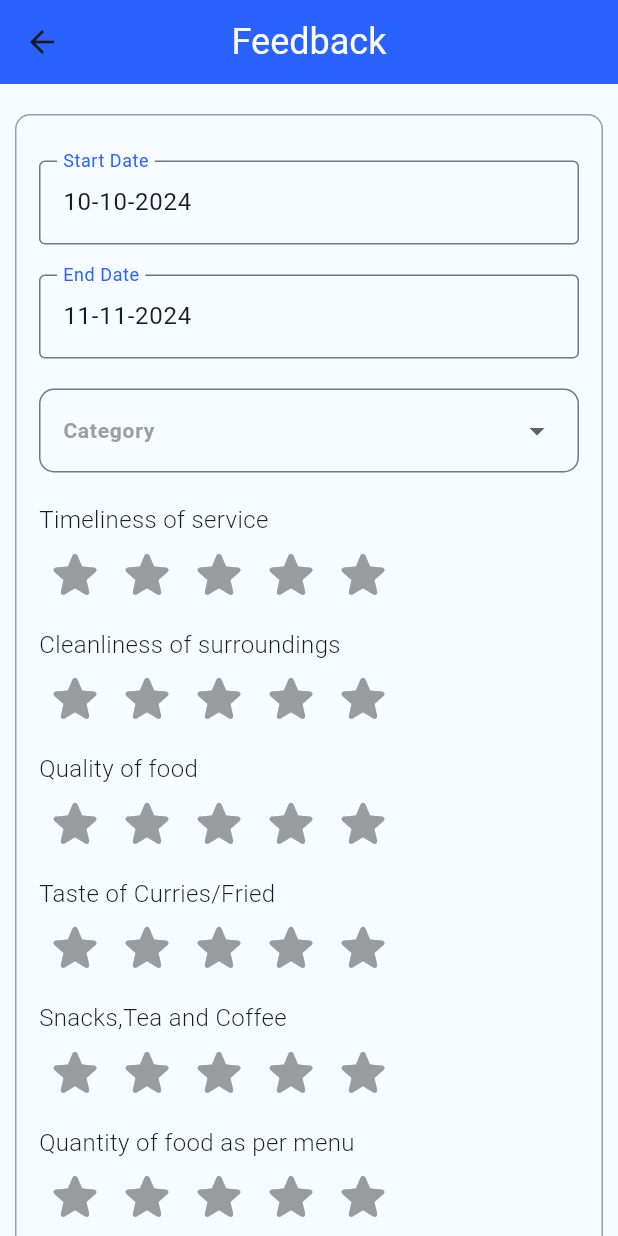
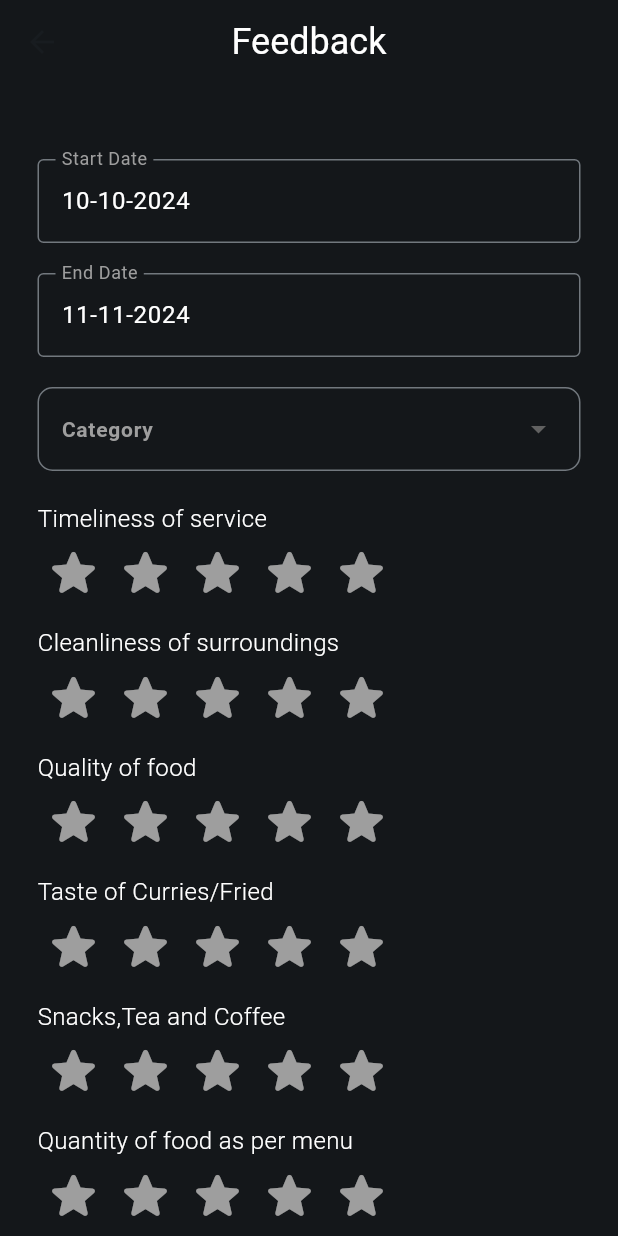
Before and after one commit to Azad99-9/mess_management, a Flutter app: the MainScreen screen opened by its route, item 2 of the bottom bar chosen, after a tap on the "menu" icon, after a tap on "Feedback", on a phone screen of 412 x 824 dp. Run offline on Flutter 3.47's test engine with Material 3 defaults, Android fonts, the phone set to English and light mode, and no system bars; drawn by our look-alikes of flutter_rating_bar; our stand-ins replace awesome_notifications, cloud_firestore, curved_navigation_bar, dropdown_button2, firebase_analytics, firebase_auth and 10 more; accounts and stored records are empty; network calls fail.

Commit message:
changed ui

```diff
--- a/lib/main.dart
+++ b/lib/main.dart
@@ -23,7 +23,7 @@
 import 'package:mess_management/locator.dart';
 import 'package:mess_management/views/feedback_page.dart';
 import 'package:firebase_analytics/observer.dart';
-
+import 'package:curved_navigation_bar/curved_navigation_bar.dart';
 import 'package:path_provider/path_provider.dart';
 
 Future<void> firebaseBackgroundHandler(RemoteMessage message) async {
@@ -202,14 +202,14 @@
                     Icon(
                       Icons.feedback_outlined,
                       size: 35,
-                      color: Colors.blue,
+                      color: ThemeService.secondaryBackgroundColor,
                     ),
                     SizedBox(
                       width: 8,
                     ),
                     Text(
                       'Feedback',
-                      style: TextStyle(fontWeight: FontWeight.bold),
+                      style: TextStyle(fontWeight: FontWeight.bold,color: ThemeService.secondaryColor),
                     ),
                   ],
                 ),
@@ -230,14 +230,14 @@
                     Icon(
                       Icons.report_gmailerrorred,
                       size: 35,
-                      color: Colors.blue,
+                      color: ThemeService.secondaryBackgroundColor,
                     ),
                     SizedBox(
                       width: 8,
                     ),
                     Text(
                       'Complaints',
-                      style: TextStyle(fontWeight: FontWeight.bold),
+                      style: TextStyle(fontWeight: FontWeight.bold,color: ThemeService.secondaryColor),
                     ),
                   ],
                 ),
@@ -272,30 +272,44 @@
           ProfilePage(),
         ],
       ),
-      bottomNavigationBar: Container(
-        color: Colors.white,
-        child: BottomNavigationBar(
-          backgroundColor: Colors.white,
-          selectedItemColor: ThemeService.primaryColor,
-          unselectedItemColor: ThemeService.secondaryBackgroundColor,
-          currentIndex: _currentPage,
-          onTap: _onBottomNavTapped,
-          items: const [
-            BottomNavigationBarItem(
-              icon: Icon(Icons.menu_book),
-              label: 'Menu',
-            ),
-            BottomNavigationBarItem(
-              icon: Icon(Icons.auto_graph),
-              label: 'Trending',
-            ),
-            BottomNavigationBarItem(
-              icon: Icon(Icons.person),
-              label: 'Profile',
-            ),
+      bottomNavigationBar: CurvedNavigationBar(
+        buttonBackgroundColor:ThemeService.primaryColor,
+          color: ThemeService.primaryColor,
+          backgroundColor: ThemeService.secondaryColor,
+          height: SizeConfig.screenHeight*0.07,
+          animationDuration: Duration(milliseconds: 100),
+          items: <Widget>[
+            Icon(Icons.menu_book,color: ThemeService.secondaryColor,),
+            Icon(Icons.auto_graph,color: ThemeService.secondaryColor,),
+            Icon(Icons.person,color: ThemeService.secondaryColor,),
           ],
-        ),
+        onTap: _onBottomNavTapped,
       ),
+      // bottomNavigationBar: Container(
+      //   color: Colors.white,
+      //   child:
+      //   BottomNavigationBar(
+      //     backgroundColor: Colors.white,
+      //     selectedItemColor: ThemeService.primaryColor,
+      //     unselectedItemColor: ThemeService.secondaryBackgroundColor,
+      //     currentIndex: _currentPage,
+      //     onTap: _onBottomNavTapped,
+      //     items: const [
+      //       BottomNavigationBarItem(
+      //         icon: Icon(Icons.menu_book),
+      //         label: 'Menu',
+      //       ),
+      //       BottomNavigationBarItem(
+      //         icon: Icon(Icons.auto_graph),
+      //         label: 'Trending',
+      //       ),
+      //       BottomNavigationBarItem(
+      //         icon: Icon(Icons.person),
+      //         label: 'Profile',
+      //       ),
+      //     ],
+      //   ),
+      // ),
     );
   }
 }
--- a/lib/services/theme_service.dart
+++ b/lib/services/theme_service.dart
@@ -1,8 +1,8 @@
 import 'package:flutter/material.dart';
 
 class ThemeService {
-  static const Color primaryColor = Color(0xff2962FF);
-  static const Color primaryAccent = Color(0xfff5fbff);
+  static const Color primaryColor = Color(0xff14171A);
+  static const Color primaryAccent = Color(0xff14171A);
   static const Color secondaryColor = Colors.white;
   static const Color secondaryBackgroundColor = Colors.grey;
   static const Color primaryTextColor=Colors.black;
--- a/lib/views/common_issues.dart
+++ b/lib/views/common_issues.dart
@@ -107,7 +107,7 @@ class CommonIssues extends StackedView<CommonIssuesViewModel> {
           size: 40,
           color: Colors.white,
         ),
-        backgroundColor: ThemeService.primaryColor,
+        backgroundColor: Color(0xff1D9BF0),
         splashColor: ThemeService.primaryAccent,
         shape: CircleBorder(),
       ),
@@ -186,7 +186,7 @@ class IssueTileShimmer extends StatelessWidget {
             crossAxisAlignment: CrossAxisAlignment.start,
             children: [
               Shimmer.fromColors(
-                baseColor: Colors.grey[300]!,
+                baseColor:  Colors.black26,
                 highlightColor: Colors.grey[100]!,
                 child: Container(
                   width: 150,
@@ -199,7 +199,7 @@ class IssueTileShimmer extends StatelessWidget {
               ),
               const SizedBox(height: 6),
               Shimmer.fromColors(
-                baseColor: Colors.grey[300]!,
+                baseColor:Colors.black26,
                 highlightColor: Colors.grey[100]!,
                 child: Container(
                   width: 250,
@@ -222,14 +222,14 @@ class IssueTileShimmer extends StatelessWidget {
                   Column(
                     children: <Widget>[
                       Shimmer.fromColors(
-                        baseColor: Colors.grey[300]!,
+                        baseColor: Colors.black26,
                         highlightColor: Colors.grey[100]!,
                         child: Icon(Icons.thumb_up_alt_outlined,
                             size: 25, color: Colors.grey),
                       ),
                       const SizedBox(height: 4),
                       Shimmer.fromColors(
-                        baseColor: Colors.grey[300]!,
+                        baseColor: Colors.black26,
                         highlightColor: Colors.grey[100]!,
                         child: Container(
                           width: 30,
@@ -246,14 +246,14 @@ class IssueTileShimmer extends StatelessWidget {
                   Column(
                     children: <Widget>[
                       Shimmer.fromColors(
-                        baseColor: Colors.grey[300]!,
+                        baseColor: Colors.black26,
                         highlightColor: Colors.grey[100]!,
                         child: Icon(Icons.thumb_down_alt_outlined,
                             size: 25, color: Colors.grey),
                       ),
                       const SizedBox(height: 4),
                       Shimmer.fromColors(
-                        baseColor: Colors.grey[300]!,
+                        baseColor: Colors.black26,
                         highlightColor: Colors.grey[100]!,
                         child: Container(
                           width: 30,
@@ -291,7 +291,10 @@ class _IssueTileState extends State<IssueTile> {
   @override
   Widget build(BuildContext context) {
     return Container(
-      padding: EdgeInsets.symmetric(horizontal: 5, vertical: 9),
+      padding: EdgeInsets.symmetric(horizontal: 6, vertical: 9),
+      decoration: BoxDecoration(
+        border: Border.all(width: 0.5,color: ThemeService.secondaryBackgroundColor)
+      ),
       child: Row(
         crossAxisAlignment: CrossAxisAlignment.center,
         mainAxisAlignment: MainAxisAlignment.spaceEvenly,
@@ -302,8 +305,8 @@ class _IssueTileState extends State<IssueTile> {
               Text(
                 'Raised by ${widget.issueItem.name}',
                 style: TextStyle(
-                    color: Colors.black.withOpacity(0.6),
-                    fontSize: 16,
+                    color: ThemeService.secondaryBackgroundColor,
+                    fontSize: 12,
                     fontWeight: FontWeight.bold),
               ),
               SizedBox(
@@ -316,8 +319,8 @@ class _IssueTileState extends State<IssueTile> {
                   // softWrap: true,
                   overflow: TextOverflow.ellipsis,
                   style: TextStyle(
-                      color: Colors.black,
-                      fontSize: 20,
+                      color: ThemeService.secondaryColor,
+                      fontSize: 18,
                       fontWeight: FontWeight.bold),
                 ),
               ),
@@ -348,7 +351,7 @@ class _IssueTileState extends State<IssueTile> {
                                   .contains(widget.issueItem.uid)
                               ? Icons.thumb_up_alt
                               : Icons.thumb_up_alt_outlined,
-                          color: ThemeService.primaryColor,
+                          color: ThemeService.secondaryColor,
                           size: 25,
                         ),
                       ),
@@ -356,7 +359,7 @@ class _IssueTileState extends State<IssueTile> {
                         // '${widget.issueItem.upvotes}K',
                         formatNumber(widget.issueItem.upvotes),
                         style: TextStyle(
-                            color: Colors.black.withOpacity(0.6),
+                            color: ThemeService.secondaryBackgroundColor,
                             fontSize: 12,
                             fontWeight: FontWeight.bold),
                       ),
@@ -387,26 +390,13 @@ class _IssueTileState extends State<IssueTile> {
                       Text(
                         formatNumber(widget.issueItem.downvotes),
                         style: TextStyle(
-                          color: Colors.black.withOpacity(0.6),
+                          color: ThemeService.secondaryBackgroundColor,
                           fontSize: 12,
                           fontWeight: FontWeight.bold,
                         ),
                       ),
                     ],
-                  )
-                  // Icon(
-                  //   Icons.thumb_up_off_alt,
-                  //   color: ThemeService.primaryColor,
-                  //   size: 25,
-                  // ),
-                  // SizedBox(
-                  //   width: 10,
-                  // ),
-                  // Icon(
-                  //   Icons.thumb_down_off_alt_rounded,
-                  //   color: Colors.red,
-                  //   size: 25,
-                  // )
+                  ),
                 ],
               )
             ],
--- a/lib/views/feedback_page.dart
+++ b/lib/views/feedback_page.dart
@@ -42,13 +42,6 @@ class _FeedbackPageState extends State<FeedbackPage> {
         child: Container(
           margin: EdgeInsets.symmetric(horizontal: 10, vertical: 20),
           padding: EdgeInsets.symmetric(horizontal: 15, vertical: 10),
-          decoration: BoxDecoration(
-            border: Border.all(
-              color: ThemeService.secondaryBackgroundColor,
-              width: 1,
-            ),
-            borderRadius: BorderRadius.circular(10),
-          ),
           child: Form(
             key: _viewModel.formKey,
             child: Column(
@@ -59,20 +52,21 @@ class _FeedbackPageState extends State<FeedbackPage> {
                 TextFormField(
                   controller: _viewModel.startDateController,
                   readOnly: true,
+                  style: TextStyle(color: ThemeService.secondaryColor),
                   decoration: const InputDecoration(
                     labelText: "Start Date",
-                    labelStyle: TextStyle(color: ThemeService.primaryColor),
+                    labelStyle: TextStyle(color: ThemeService.secondaryBackgroundColor),
                     border: OutlineInputBorder(
                       borderSide: BorderSide(
                         color: ThemeService
-                            .primaryColor, // Border color when not focused
+                            .secondaryBackgroundColor, // Border color when not focused
                         width: 1.5, // Border width
                       ),
                     ),
                     focusedBorder: OutlineInputBorder(
                       borderSide: BorderSide(
                         color: ThemeService
-                            .primaryColor, // Border color when focused
+                            .secondaryBackgroundColor, // Border color when focused
                         width: 2.0, // Border width
                       ),
                     ),
@@ -82,20 +76,21 @@ class _FeedbackPageState extends State<FeedbackPage> {
                 TextFormField(
                   controller: _viewModel.endDateController,
                   readOnly: true,
+                  style: TextStyle(color: ThemeService.secondaryColor),
                   decoration: const InputDecoration(
                     labelText: "End Date",
-                    labelStyle: TextStyle(color: ThemeService.primaryColor),
+                    labelStyle: TextStyle(color: ThemeService.secondaryBackgroundColor),
                     border: OutlineInputBorder(
                       borderSide: BorderSide(
                         color: ThemeService
-                            .primaryColor, // Border color when not focused
+                            .secondaryBackgroundColor, // Border color when not focused
                         width: 1.5, // Border width
                       ),
                     ),
                     focusedBorder: OutlineInputBorder(
                       borderSide: BorderSide(
                         color: ThemeService
-                            .primaryColor, // Border color when focused
+                            .secondaryBackgroundColor, // Border color when focused
                         width: 2.0, // Border width
                       ),
                     ),
@@ -120,14 +115,12 @@ class _FeedbackPageState extends State<FeedbackPage> {
                           children: [
                             Text(
                               category,
+                              style: TextStyle(
+                                color: ThemeService.primaryColor, // Set value text color
+                              ),
                             ),
                           ],
                         ),
-                        //   decoration: BoxDecoration(
-                        //       color: category == _viewModel.selectedCategory
-                        //           ? ThemeService.primaryColor
-                        //               .withOpacity(0.05)
-                        //           : Colors.white),
                       ),
                     ),
                   ))
@@ -137,17 +130,17 @@ class _FeedbackPageState extends State<FeedbackPage> {
                       borderRadius: BorderRadius.circular(10),
                       borderSide: BorderSide(
                         width: 2,
-                        color: ThemeService.primaryColor,
+                        color: ThemeService.secondaryBackgroundColor,
                       ),
                     ),
                     floatingLabelStyle: TextStyle(
-                        color: ThemeService.primaryColor,
+                        color: ThemeService.secondaryBackgroundColor,
                         fontWeight: FontWeight.bold),
                     labelText: 'Category',
                     labelStyle: TextStyle(
                       fontSize: 14,
                       fontWeight: FontWeight.bold,
-                      color: Colors.grey,
+                      color: ThemeService.secondaryBackgroundColor,
                     ),
                     border: OutlineInputBorder(
                       borderRadius: BorderRadius.circular(10),
--- a/lib/views/menu.dart
+++ b/lib/views/menu.dart
@@ -29,7 +29,11 @@ class MessMenuPage extends StackedView<MenuViewModel> {
     }
 
     if (menuData == null) {
-      return Center(child: Text("No menu data available. Please try again."));
+      return Center(
+          child: Text(
+        "No menu data available. Please try again.",
+        style: TextStyle(color: ThemeService.secondaryColor),
+      ));
     }
 
     final currentTime = DateTime.now();
@@ -95,12 +99,11 @@ class MessMenuPage extends StackedView<MenuViewModel> {
                       children: meals.entries.map((meal) {
                         final mealType = meal.key;
                         final items = meal.value;
-                        final isHighlighted = mealType.toLowerCase() == currentMealType.toLowerCase() &&
+                        final isHighlighted = mealType.toLowerCase() ==
+                                currentMealType.toLowerCase() &&
                             DateTime.now().weekday == DateTime.now().weekday;
 
-
                         return AnimatedContainer(
-
                           duration: const Duration(milliseconds: 500),
                           margin: const EdgeInsets.symmetric(vertical: 8),
                           decoration: BoxDecoration(
@@ -108,6 +111,7 @@ class MessMenuPage extends StackedView<MenuViewModel> {
                                   ? Colors.white
                                   : ThemeService.primaryAccent,
                               borderRadius: BorderRadius.circular(12),
+                              border: Border.all(width: 1,color: ThemeService.secondaryBackgroundColor),
                               boxShadow: [
                                 if (isHighlighted)
                                   BoxShadow(
@@ -122,7 +126,8 @@ class MessMenuPage extends StackedView<MenuViewModel> {
                           child: ExpansionTile(
                             initiallyExpanded: isHighlighted,
                             shape: Border.all(
-                              color: Colors.transparent, // Ensure no border is visible
+                              color: Colors
+                                  .transparent, // Ensure no border is visible
                               width: 0, // No border width
                             ),
                             leading: Icon(
@@ -138,7 +143,7 @@ class MessMenuPage extends StackedView<MenuViewModel> {
                                 fontWeight: FontWeight.bold,
                                 color: isHighlighted
                                     ? ThemeService.primaryColor
-                                    : Colors.black,
+                                    :ThemeService.secondaryColor,
                               ),
                             ),
                             children: items.map<Widget>((item) {
@@ -186,7 +191,7 @@ class MessMenuPage extends StackedView<MenuViewModel> {
                                               fontWeight: FontWeight.bold,
                                               color: isHighlighted
                                                   ? Colors.black
-                                                  : Colors.grey.shade800,
+                                                  : ThemeService.secondaryColor,
                                             ),
                                           ),
                                           // Quantity, Grams, Calories
@@ -194,7 +199,9 @@ class MessMenuPage extends StackedView<MenuViewModel> {
                                             "${item.quantityServed}, ${item.grams}g, ${item.calories} cal",
                                             style: TextStyle(
                                               fontSize: 14,
-                                              fontWeight: isHighlighted ? FontWeight.w500 : FontWeight.w400,
+                                              fontWeight: isHighlighted
+                                                  ? FontWeight.w500
+                                                  : FontWeight.w400,
                                               color: isHighlighted
                                                   ? ThemeService.primaryColor
                                                   : Colors.grey.shade600,
--- a/lib/views/profile_page.dart
+++ b/lib/views/profile_page.dart
@@ -118,6 +118,7 @@ class ProfilePage extends StackedView<ProfilePageViewModel> {
                 user?.name ?? 'User',
                 style: TextStyle(
                   fontSize: 20,
+                  color: ThemeService.secondaryColor,
                   fontWeight: FontWeight.bold,
                 ),
               ),
@@ -155,18 +156,26 @@ class ProfilePage extends StackedView<ProfilePageViewModel> {
 
   Widget _buildListTile(IconData icon, String title, String subtitle) {
     return ListTile(
-      leading: Icon(icon, color: Colors.blue),
-      title: Text(title, style: TextStyle(fontWeight: FontWeight.bold)),
+      leading: Icon(icon, color: ThemeService.secondaryBackgroundColor),
+      title: Text(title, style: TextStyle(fontWeight: FontWeight.bold,color: ThemeService.secondaryBackgroundColor)),
       subtitle: Text(subtitle),
+      subtitleTextStyle: TextStyle(
+        color: ThemeService.secondaryColor
+      ),
+
     );
   }
 
   Widget _buildComplaint(String title, String mess, String description,String Status,String uploadURL) {
     return Card(
       margin: const EdgeInsets.symmetric(vertical: 8),
-      color: ThemeService.primaryAccent,
+      color: ThemeService.primaryColor,
       elevation: 2,
-      shape: RoundedRectangleBorder(borderRadius: BorderRadius.circular(10)),
+      shape: RoundedRectangleBorder(borderRadius: BorderRadius.circular(10),
+      side: BorderSide(
+        color: ThemeService.secondaryBackgroundColor,
+        width: 0.5
+      )),
       child: Column(
         children: [
           if (uploadURL != null)
@@ -185,18 +194,18 @@ class ProfilePage extends StackedView<ProfilePageViewModel> {
               ),
             ),
           ListTile(
-            leading: Icon(Icons.report, color:ThemeService.primaryColor),
+            leading: Icon(Icons.report, color:ThemeService.secondaryBackgroundColor),
             title: Text(
               title,
-              style: TextStyle(fontWeight: FontWeight.bold),
+              style: TextStyle(fontWeight: FontWeight.bold,color: ThemeService.secondaryColor),
             ),
             subtitle: Text(
               mess,
-              style: TextStyle(color: Colors.black.withOpacity(0.6)),
+              style: TextStyle(color:ThemeService.secondaryBackgroundColor,)
             ),
             trailing: Text(
               Status,
-              style: TextStyle(color: Colors.black.withOpacity(0.6),
+              style: TextStyle(color:ThemeService.secondaryBackgroundColor,
               fontWeight: FontWeight.bold),
             ),
           ),
@@ -204,7 +213,7 @@ class ProfilePage extends StackedView<ProfilePageViewModel> {
             padding: const EdgeInsets.all(16.0),
             child: Text(
               description,
-              style: TextStyle(color: Colors.black.withOpacity(0.6)),
+              style: TextStyle(color: ThemeService.secondaryColor),
             ),
           ),
         ],
--- a/lib/widgets/star_ratebar.dart
+++ b/lib/widgets/star_ratebar.dart
@@ -1,5 +1,6 @@
 import 'package:flutter/material.dart';
 import 'package:flutter_rating_bar/flutter_rating_bar.dart';
+import 'package:mess_management/services/theme_service.dart';
 
 class StarRatebar extends StatefulWidget {
   const StarRatebar({super.key,required this.text,required this.controller});
@@ -19,7 +20,7 @@ class _StarRatebarState extends State<StarRatebar> {
       children: [
          Text(
           widget.text,
-          style: TextStyle(fontSize: 16, fontWeight: FontWeight.w300),
+          style: TextStyle(fontSize: 16, fontWeight: FontWeight.w300,color: ThemeService.secondaryColor),
         ),
         const SizedBox(height: 5),
         RatingBar.builder(
@@ -32,6 +33,7 @@ class _StarRatebarState extends State<StarRatebar> {
             Icons.star_rounded,
             color: Colors.amber,
           ),
+          unratedColor: ThemeService.secondaryBackgroundColor,
           glow: true,
           glowRadius: 3,
           glowColor: Colors.amber,
--- a/pubspec.yaml
+++ b/pubspec.yaml
@@ -55,6 +55,7 @@ dependencies:
   shimmer: ^3.0.0
   flutter_native_splash: ^2.4.3
   flutter_launcher_icons: ^0.14.2
+  curved_navigation_bar: ^1.0.6
 
 dev_dependencies:
   flutter_test:
```
Also changed, not shown: lib/views/complaints.dart (+20 -9 lines), pubspec.lock.
